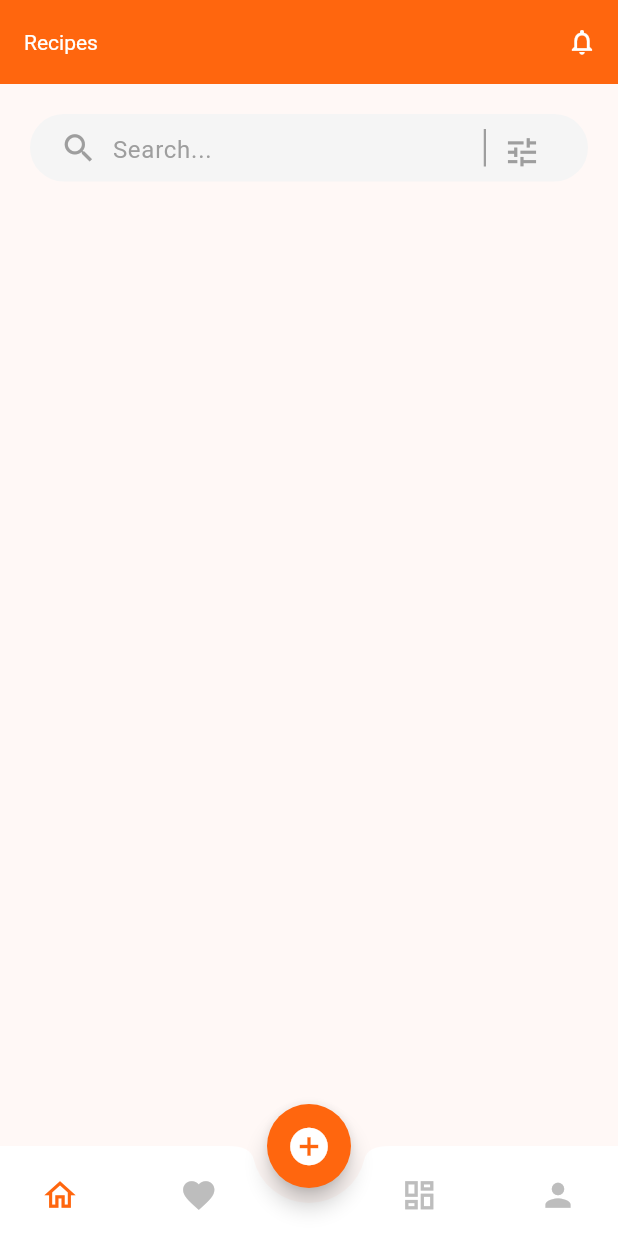
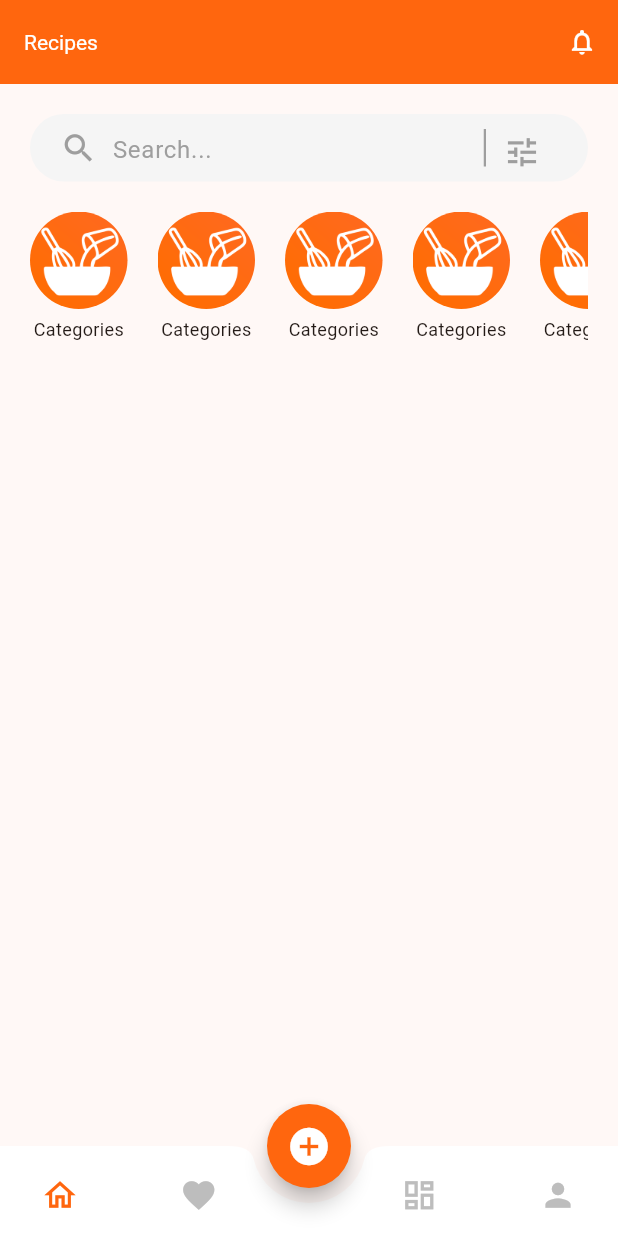
Before and after one commit to 1king-sly/recipe-app, a Flutter app: the screen it shows after launch, on a phone screen of 412 x 824 dp. Run offline on Flutter 3.47's test engine with Material 3 defaults, Android fonts, the phone set to English and light mode, and no system bars; our stand-ins replace animated_splash_screen, lottie, page_transition.

Commit message:
added the categories using listView with dummy data

```diff
--- /dev/null
+++ b/lib/components/categories.dart
@@ -0,0 +1,42 @@
+import 'package:flutter/material.dart';
+
+class Categories extends StatefulWidget {
+  const Categories({super.key});
+
+  @override
+  State<Categories> createState() => _CategoriesState();
+}
+
+class _CategoriesState extends State<Categories> {
+  @override
+  Widget build(BuildContext context) {
+    return SizedBox(
+      height: 130,
+      child: ListView.separated(
+        scrollDirection: Axis.horizontal,
+        itemBuilder: (context, index) {
+          return Column(
+            children: [
+              Container(
+                width: 65,
+                height: 65,
+                decoration: const BoxDecoration(
+                    shape: BoxShape.circle,
+                    image: DecorationImage(
+                        image: AssetImage('assets/images/appstore.png'),
+                        fit: BoxFit.cover)),
+              ),
+              const SizedBox(height: 5),
+              const Text("Categories",
+                  style: TextStyle(fontSize: 12, fontWeight: FontWeight.normal))
+            ],
+          );
+        },
+        itemCount: 20,
+        separatorBuilder: (BuildContext context, int index) => const SizedBox(
+          width: 20,
+        ),
+      ),
+    );
+  }
+}
--- a/lib/pages/home_page.dart
+++ b/lib/pages/home_page.dart
@@ -1,4 +1,5 @@
 import 'package:flutter/material.dart';
+import 'package:recipe/components/categories.dart';
 import 'package:recipe/components/search_bar.dart';
 import 'package:recipe/constants/constants.dart';
 import 'package:recipe/pages/create_recipe_page.dart';
@@ -138,6 +139,10 @@ class _HomeState extends State<Home> {
         child: Column(
           children: [
             MySearchBar(),
+            SizedBox(
+              height: 20,
+            ),
+            Categories()
           ],
         ),
       )),
--- a/pubspec.yaml
+++ b/pubspec.yaml
@@ -64,6 +64,7 @@ flutter:
   # To add assets to your application, add an assets section, like this:
   assets:
     - assets/animations/
+    - assets/images/
   #   - images/a_dot_ham.jpeg
 
   # An image asset can refer to one or more resolution-specific "variants", see
```
